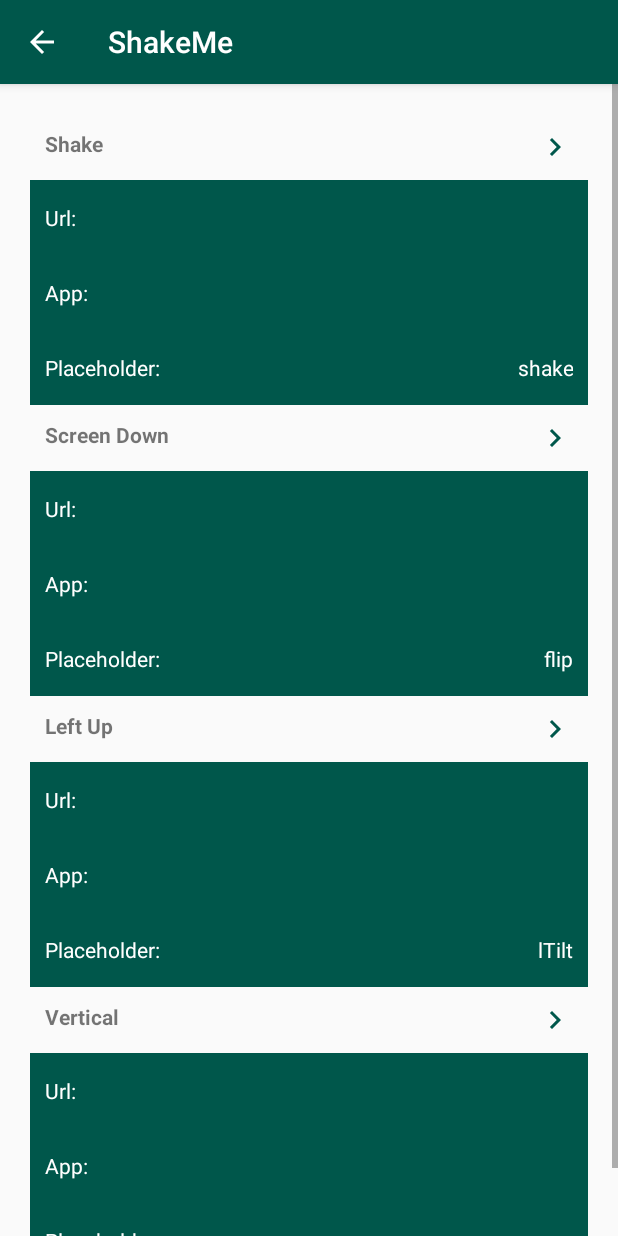
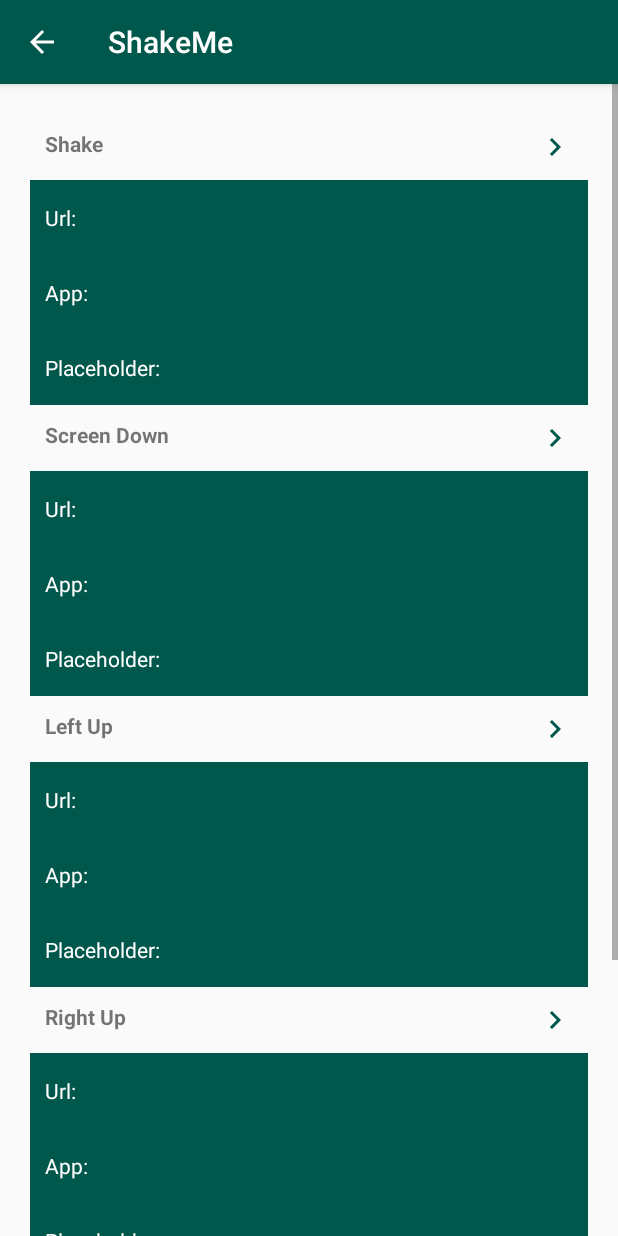
Before and after one commit to FabioBocchini/shake-me, an Android app: the ViewConfigurationActivity screen opened directly, with no data from a screen before it, on a phone screen of 412 x 824 dp. Run offline under Robolectric (Android 15) with nearby library versions, the phone set to English and light mode, and no system bars.

Commit message:
v 1.0.3
added right tilt

```diff
--- a/app/src/main/java/com/example/progiii/editConfigurationActivity.kt
+++ b/app/src/main/java/com/example/progiii/editConfigurationActivity.kt
@@ -36,6 +36,7 @@ class EditConfigurationActivity : AppCompatActivity() {
             "shake" to "Shake",
             "flip" to "Screen Down",
             "lTilt" to "Left Up",
+            "rTilt" to "Right Up",
             "up" to "Vertical"
         )
 
@@ -86,7 +87,6 @@ class EditConfigurationActivity : AppCompatActivity() {
         val etConfUrl: TextView = findViewById(R.id.etConfUrl)
         val etConfPlaceholder: TextView = findViewById(R.id.etConfPlaceholder)
         val tvConfApp: TextView = findViewById(R.id.tvConfApp)
-
         val sharedPref: SharedPreferences = getSharedPreferences("config_file", Context.MODE_PRIVATE)
 
         val editor: SharedPreferences.Editor = sharedPref.edit()
--- a/app/src/main/java/com/example/progiii/viewConfigurationActivity.kt
+++ b/app/src/main/java/com/example/progiii/viewConfigurationActivity.kt
@@ -23,11 +23,11 @@ class ActionConfiguration(
         if (sharedPref.getBoolean("$action.isBrowserIntent", true)) {
             tvUrl.text = sharedPref.getString("$action.url", "")
             tvApp.text = " "
-            tvPlaceholder.text = sharedPref.getString("$action.placeholder", action)
+            tvPlaceholder.text = sharedPref.getString("$action.placeholder", "")
         } else {
             tvApp.text = sharedPref.getString("$action.appName", "")
             tvUrl.text = " "
-            tvPlaceholder.text = sharedPref.getString("$action.placeholder", action)
+            tvPlaceholder.text = sharedPref.getString("$action.placeholder", "")
         }
     }
 
@@ -79,7 +79,14 @@ class ViewConfigurationActivity : AppCompatActivity() {
                 findViewById(R.id.tvLTiltPlaceholderSelected),
                 sharedPref
             ),
-
+            "rTilt" to ActionConfiguration(
+                "rTilt",
+                findViewById(R.id.tvEditRTilt),
+                findViewById(R.id.tvRTiltUrlSelected),
+                findViewById(R.id.tvRTiltAppSelected),
+                findViewById(R.id.tvRTiltPlaceholderSelected),
+                sharedPref
+            ),
             "up" to ActionConfiguration(
                 "up",
                 findViewById(R.id.tvEditUp),
--- a/app/src/main/res/layout/activity_view_configuration.xml
+++ b/app/src/main/res/layout/activity_view_configuration.xml
@@ -14,7 +14,7 @@
 
         <LinearLayout
             android:layout_width="match_parent"
-            android:layout_height="match_parent"
+            android:layout_height="wrap_content"
             android:orientation="vertical"
             android:padding="20dp"
             app:layout_constraintBottom_toBottomOf="parent"
@@ -31,6 +31,8 @@
                 android:layout_margin="10dp"
                 android:clickable="true"
                 android:drawableRight="@drawable/ic_chevron_right_black_24dp"
+                android:drawableEnd="@drawable/ic_chevron_right_black_24dp"
+                android:focusable="true"
                 android:text="@string/shake_label"
                 android:textStyle="bold" />
 
@@ -49,15 +51,15 @@
                     android:layout_height="wrap_content"
                     android:layout_weight="1"
                     android:text="@string/url_menu"
-                    android:textColor="@color/cardview_light_background" />
+                    android:textColor="@color/white_text" />
 
                 <TextView
                     android:id="@+id/tvShakeUrlSelected"
                     android:layout_width="wrap_content"
                     android:layout_height="wrap_content"
                     android:layout_weight="1"
-                    android:gravity="right|center_vertical"
-                    android:textColor="@color/cardview_light_background" />
+                    android:gravity="end|center_vertical"
+                    android:textColor="@color/white_text" />
             </LinearLayout>
 
             <LinearLayout
@@ -75,15 +77,15 @@
                     android:layout_height="wrap_content"
                     android:layout_weight="1"
                     android:text="@string/app_menu"
-                    android:textColor="@color/cardview_light_background" />
+                    android:textColor="@color/white_text" />
 
                 <TextView
                     android:id="@+id/tvShakeAppSelected"
                     android:layout_width="wrap_content"
                     android:layout_height="wrap_content"
                     android:layout_weight="1"
-                    android:gravity="right|center_vertical"
-                    android:textColor="@color/cardview_light_background" />
+                    android:gravity="end|center_vertical"
+                    android:textColor="@color/white_text" />
             </LinearLayout>
 
             <LinearLayout
@@ -101,15 +103,15 @@
                     android:layout_height="wrap_content"
                     android:layout_weight="1"
                     android:text="@string/placeholder_menu"
-                    android:textColor="@color/cardview_light_background" />
+                    android:textColor="@color/white_text" />
 
                 <TextView
                     android:id="@+id/tvShakePlaceholderSelected"
                     android:layout_width="wrap_content"
                     android:layout_height="wrap_content"
                     android:layout_weight="1"
-                    android:gravity="right|center_vertical"
-                    android:textColor="@color/cardview_light_background" />
+                    android:gravity="end|center_vertical"
+                    android:textColor="@color/white_text" />
             </LinearLayout>
 
             <!-- Flip -->
@@ -121,7 +123,9 @@
                 android:layout_margin="10dp"
                 android:clickable="true"
                 android:drawableRight="@drawable/ic_chevron_right_black_24dp"
+                android:drawableEnd="@drawable/ic_chevron_right_black_24dp"
                 android:text="@string/flip_label"
+                android:focusable="true"
                 android:textStyle="bold" />
 
             <LinearLayout
@@ -139,15 +143,15 @@
                     android:layout_height="wrap_content"
                     android:layout_weight="1"
                     android:text="@string/url_menu"
-                    android:textColor="@color/cardview_light_background" />
+                    android:textColor="@color/white_text" />
 
                 <TextView
                     android:id="@+id/tvFlipUrlSelected"
                     android:layout_width="wrap_content"
                     android:layout_height="wrap_content"
                     android:layout_weight="1"
-                    android:gravity="right|center_vertical"
-                    android:textColor="@color/cardview_light_background" />
+                    android:gravity="end|center_vertical"
+                    android:textColor="@color/white_text" />
             </LinearLayout>
 
             <LinearLayout
@@ -165,15 +169,15 @@
                     android:layout_height="wrap_content"
                     android:layout_weight="1"
                     android:text="@string/app_menu"
-                    android:textColor="@color/cardview_light_background" />
+                    android:textColor="@color/white_text" />
 
                 <TextView
                     android:id="@+id/tvFlipAppSelected"
                     android:layout_width="wrap_content"
                     android:layout_height="wrap_content"
                     android:layout_weight="1"
-                    android:gravity="right|center_vertical"
-                    android:textColor="@color/cardview_light_background" />
+                    android:gravity="end|center_vertical"
+                    android:textColor="@color/white_text" />
             </LinearLayout>
 
             <LinearLayout
@@ -191,15 +195,15 @@
                     android:layout_height="wrap_content"
                     android:layout_weight="1"
                     android:text="@string/placeholder_menu"
-                    android:textColor="@color/cardview_light_background" />
+                    android:textColor="@color/white_text" />
 
                 <TextView
                     android:id="@+id/tvFlipPlaceholderSelected"
                     android:layout_width="wrap_content"
                     android:layout_height="wrap_content"
                     android:layout_weight="1"
-                    android:gravity="right|center_vertical"
-                    android:textColor="@color/cardview_light_background" />
+                    android:gravity="end|center_vertical"
+                    android:textColor="@color/white_text" />
             </LinearLayout>
 
 
@@ -212,7 +216,9 @@
                 android:layout_margin="10dp"
                 android:clickable="true"
                 android:drawableRight="@drawable/ic_chevron_right_black_24dp"
+                android:drawableEnd="@drawable/ic_chevron_right_black_24dp"
                 android:text="@string/lTilt_label"
+                android:focusable="true"
                 android:textStyle="bold" />
 
             <LinearLayout
@@ -230,15 +236,15 @@
                     android:layout_height="wrap_content"
                     android:layout_weight="1"
                     android:text="@string/url_menu"
-                    android:textColor="@color/cardview_light_background" />
+                    android:textColor="@color/white_text" />
 
                 <TextView
                     android:id="@+id/tvLTiltUrlSelected"
                     android:layout_width="wrap_content"
                     android:layout_height="wrap_content"
                     android:layout_weight="1"
-                    android:gravity="right|center_vertical"
-                    android:textColor="@color/cardview_light_background" />
+                    android:gravity="end|center_vertical"
+                    android:textColor="@color/white_text" />
             </LinearLayout>
 
             <LinearLayout
@@ -256,15 +262,15 @@
                     android:layout_height="wrap_content"
                     android:layout_weight="1"
                     android:text="@string/app_menu"
-                    android:textColor="@color/cardview_light_background" />
+                    android:textColor="@color/white_text" />
 
                 <TextView
                     android:id="@+id/tvLTiltAppSelected"
                     android:layout_width="wrap_content"
                     android:layout_height="wrap_content"
                     android:layout_weight="1"
-                    android:gravity="right|center_vertical"
-                    android:textColor="@color/cardview_light_background" />
+                    android:gravity="end|center_vertical"
+                    android:textColor="@color/white_text" />
             </LinearLayout>
 
             <LinearLayout
@@ -282,16 +288,110 @@
                     android:layout_height="wrap_content"
                     android:layout_weight="1"
                     android:text="@string/placeholder_menu"
-                    android:textColor="@color/cardview_light_background" />
+                    android:textColor="@color/white_text" />
 
                 <TextView
                     android:id="@+id/tvLTiltPlaceholderSelected"
                     android:layout_width="wrap_content"
                     android:layout_height="wrap_content"
                     android:layout_weight="1"
-                    android:gravity="right|center_vertical"
-                    android:textColor="@color/cardview_light_background" />
+                    android:gravity="end|center_vertical"
+                    android:textColor="@color/white_text" />
             </LinearLayout>
+
+
+            <!-- rTilt -->
+
+            <TextView
+                android:id="@+id/tvEditRTilt"
+                android:layout_width="match_parent"
+                android:layout_height="wrap_content"
+                android:layout_margin="10dp"
+                android:clickable="true"
+                android:drawableRight="@drawable/ic_chevron_right_black_24dp"
+                android:drawableEnd="@drawable/ic_chevron_right_black_24dp"
+                android:text="@string/rTilt_label"
+                android:focusable="true"
+                android:textStyle="bold" />
+
+            <LinearLayout
+                android:layout_width="match_parent"
+                android:layout_height="@dimen/layoutHeight"
+                android:background="#00574B"
+                android:gravity="center_vertical"
+                android:orientation="horizontal"
+                android:paddingLeft="10dp"
+                android:paddingRight="10dp">
+
+                <TextView
+                    android:id="@+id/tvRTiltUrl"
+                    android:layout_width="wrap_content"
+                    android:layout_height="wrap_content"
+                    android:layout_weight="1"
+                    android:text="@string/url_menu"
+                    android:textColor="@color/white_text" />
+
+                <TextView
+                    android:id="@+id/tvRTiltUrlSelected"
+                    android:layout_width="wrap_content"
+                    android:layout_height="wrap_content"
+                    android:layout_weight="1"
+                    android:gravity="end|center_vertical"
+                    android:textColor="@color/white_text" />
+            </LinearLayout>
+
+            <LinearLayout
+                android:layout_width="match_parent"
+                android:layout_height="@dimen/layoutHeight"
+                android:background="#00574B"
+                android:gravity="center_vertical"
+                android:orientation="horizontal"
+                android:paddingLeft="10dp"
+                android:paddingRight="10dp">
+
+                <TextView
+                    android:id="@+id/tvRTiltApp"
+                    android:layout_width="wrap_content"
+                    android:layout_height="wrap_content"
+                    android:layout_weight="1"
+                    android:text="@string/app_menu"
+                    android:textColor="@color/white_text" />
+
+                <TextView
+                    android:id="@+id/tvRTiltAppSelected"
+                    android:layout_width="wrap_content"
+                    android:layout_height="wrap_content"
+                    android:layout_weight="1"
+                    android:gravity="end|center_vertical"
+                    android:textColor="@color/white_text" />
+            </LinearLayout>
+
+            <LinearLayout
+                android:layout_width="match_parent"
+                android:layout_height="@dimen/layoutHeight"
+                android:background="#00574B"
+                android:gravity="center_vertical"
+                android:orientation="horizontal"
+                android:paddingLeft="10dp"
+                android:paddingRight="10dp">
+
+                <TextView
+                    android:id="@+id/tvRTiltPlaceholder"
+                    android:layout_width="wrap_content"
+                    android:layout_height="wrap_content"
+                    android:layout_weight="1"
+                    android:text="@string/placeholder_menu"
+                    android:textColor="@color/white_text" />
+
+                <TextView
+                    android:id="@+id/tvRTiltPlaceholderSelected"
+                    android:layout_width="wrap_content"
+                    android:layout_height="wrap_content"
+                    android:layout_weight="1"
+                    android:gravity="end|center_vertical"
+                    android:textColor="@color/white_text" />
+            </LinearLayout>
+
 
             <!-- Up -->
 
@@ -302,7 +402,9 @@
                 android:layout_margin="10dp"
                 android:clickable="true"
                 android:drawableRight="@drawable/ic_chevron_right_black_24dp"
+                android:drawableEnd="@drawable/ic_chevron_right_black_24dp"
                 android:text="@string/up_label"
+                android:focusable="true"
                 android:textStyle="bold" />
 
             <LinearLayout
@@ -320,15 +422,15 @@
                     android:layout_height="wrap_content"
                     android:layout_weight="1"
                     android:text="@string/url_menu"
-                    android:textColor="@color/cardview_light_background" />
+                    android:textColor="@color/white_text" />
 
                 <TextView
                     android:id="@+id/tvUpUrlSelected"
                     android:layout_width="wrap_content"
                     android:layout_height="wrap_content"
                     android:layout_weight="1"
-                    android:gravity="right|center_vertical"
-                    android:textColor="@color/cardview_light_background" />
+                    android:gravity="end|center_vertical"
+                    android:textColor="@color/white_text" />
             </LinearLayout>
 
             <LinearLayout
@@ -346,15 +448,15 @@
                     android:layout_height="wrap_content"
                     android:layout_weight="1"
                     android:text="@string/app_menu"
-                    android:textColor="@color/cardview_light_background" />
+                    android:textColor="@color/white_text" />
 
                 <TextView
                     android:id="@+id/tvUpAppSelected"
                     android:layout_width="wrap_content"
                     android:layout_height="wrap_content"
                     android:layout_weight="1"
-                    android:gravity="right|center_vertical"
-                    android:textColor="@color/cardview_light_background" />
+                    android:gravity="end|center_vertical"
+                    android:textColor="@color/white_text" />
             </LinearLayout>
 
             <LinearLayout
@@ -372,15 +474,15 @@
                     android:layout_height="wrap_content"
                     android:layout_weight="1"
                     android:text="@string/placeholder_menu"
-                    android:textColor="@color/cardview_light_background" />
+                    android:textColor="@color/white_text" />
 
                 <TextView
                     android:id="@+id/tvUpPlaceholderSelected"
                     android:layout_width="wrap_content"
                     android:layout_height="wrap_content"
                     android:layout_weight="1"
-                    android:gravity="right|center_vertical"
-                    android:textColor="@color/cardview_light_background" />
+                    android:gravity="end|center_vertical"
+                    android:textColor="@color/white_text" />
             </LinearLayout>
 
         </LinearLayout>
--- a/app/src/main/res/values/colors.xml
+++ b/app/src/main/res/values/colors.xml
@@ -4,4 +4,5 @@
     <color name="colorPrimaryDark">#00574B</color>
     <color name="colorAccent">#D81B60</color>
     <color name="disabled">#8F000000</color>
+    <color name ="white_text">#FFFF</color>
 </resources>
```
Also changed, not shown: app/src/main/java/com/example/progiii/MainActivity.kt (+14 -10 lines), app/src/main/res/layout/activity_edit_configuration.xml (+19 -16 lines), app/src/main/res/layout/activity_main.xml (+54 -51 lines), app/src/main/res/values/strings.xml (+8 -1 lines), app/src/main/res/drawable/icons8_rotate_r_screen_90.png (added).
